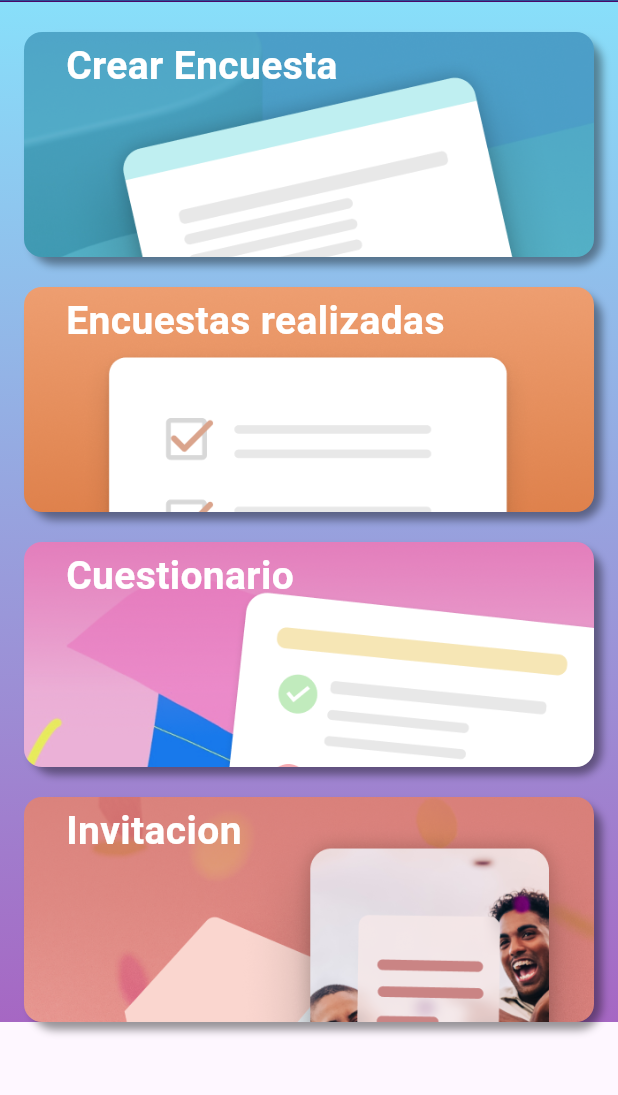
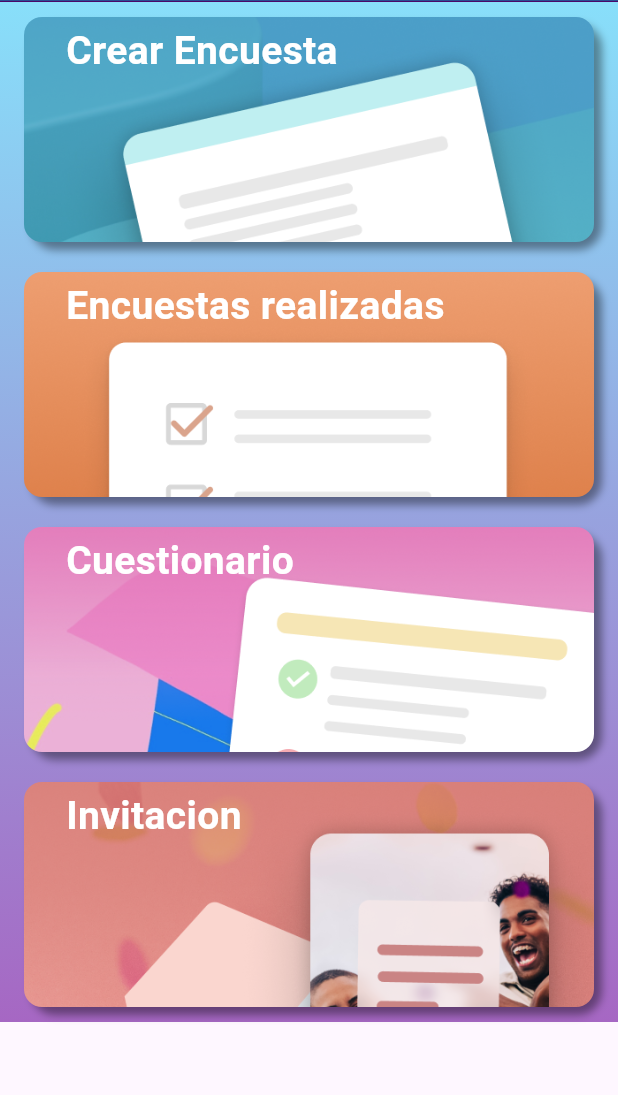
Before and after one commit to JuanAnez/form_app_mobile, a Flutter app: the HomeScreen screen opened by its route, on a phone screen of 412 x 824 dp, the part 88-1183 px from its top. Run offline on Flutter 3.47's test engine with Material 3 defaults, Android fonts, the phone set to English and light mode, and no system bars; our stand-ins replace cloud_firestore, connectivity_plus, firebase_auth, firebase_core, fl_chart, go_router and 5 more; accounts and stored records are empty.

Commit message:
refresh UI

```diff
--- a/lib/screens/home_screen.dart
+++ b/lib/screens/home_screen.dart
@@ -48,7 +48,9 @@ class HomeScreen extends StatelessWidget {
                   ),
                   Text(
                     email,
-                    style: const TextStyle(fontSize: 11, fontWeight: FontWeight.normal,
+                    style: const TextStyle(
+                        fontSize: 11,
+                        fontWeight: FontWeight.normal,
                         color: Colors.white),
                   ),
                 ],
@@ -88,11 +90,11 @@ class HomeScreen extends StatelessWidget {
                         end: Alignment.bottomCenter,
                       ),
                     ),
+                    child: SingleChildScrollView(
+                      padding: const EdgeInsets.all(10),
                       child: Center(
                         child: Column(
                           children: [
-                          _spaceBox(),
-                          // const SubmitButtonWidget(),
                             CardWidget(
                               imagePath: 'assets/images/survey-portal.png',
                               title: 'Crear Encuesta',
@@ -102,7 +104,8 @@ class HomeScreen extends StatelessWidget {
                             ),
                             _spaceBox(),
                             CardWidget(
-                            imagePath: 'assets/images/registration-portal.png',
+                              imagePath:
+                                  'assets/images/registration-portal.png',
                               title: 'Encuestas realizadas',
                               onTap: () {
                                 context.go('/listasEcuestas');
@@ -128,6 +131,7 @@ class HomeScreen extends StatelessWidget {
                         ),
                       ),
                     ),
+                  ),
                 );
               },
             ),
--- a/lib/screens/login/login_screen.dart
+++ b/lib/screens/login/login_screen.dart
@@ -161,7 +161,7 @@ class _LoginScreenState extends State<LoginScreen> {
                           fontFamily: 'Poppins',
                           color: Colors.white,
                           fontWeight: FontWeight.bold,
-                          fontSize: 45,
+                          fontSize: 35,
                         ),
                       ),
                       const SizedBox(height: 40),
```
Also changed, not shown: 5 other files. Lines whose indentation alone changed are shown as unchanged.
